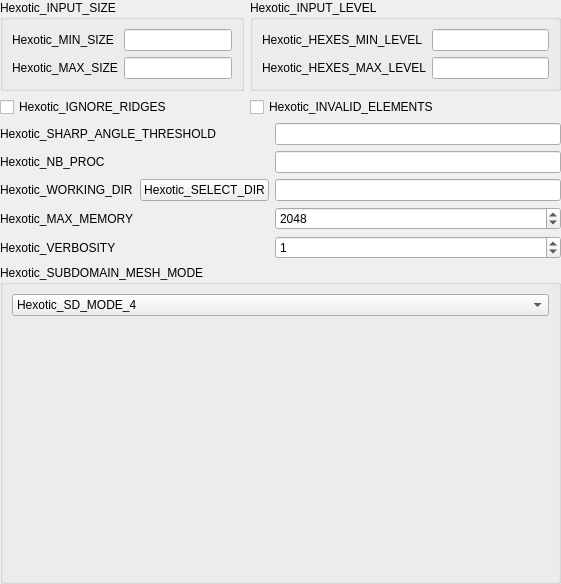
The window that src/GUI/HexoticPluginGUI_StdWidget_QTD.ui (SalomePlatform/hexoticplugin) describes before a commit, drawn with Qt 5.
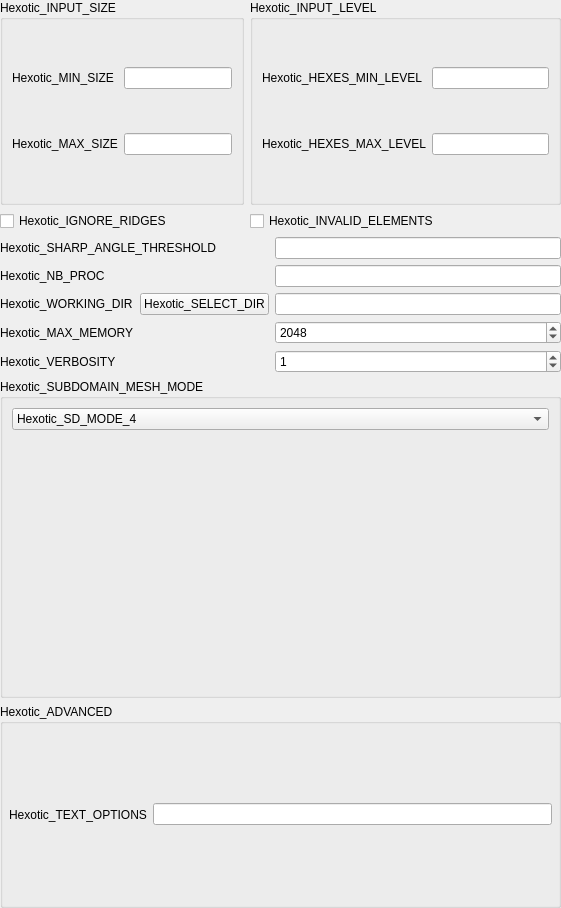
The same window after the commit. Custom widgets are drawn as their Qt base class.

Commit message: 0023103: [CEA 1487] To add parameters to the command line

Patch:
```diff
--- a/src/GUI/HexoticPluginGUI_StdWidget_QTD.ui
+++ b/src/GUI/HexoticPluginGUI_StdWidget_QTD.ui
@@ -7,7 +7,7 @@
     <x>0</x>
     <y>0</y>
     <width>561</width>
-    <height>581</height>
+    <height>908</height>
    </rect>
   </property>
   <layout class="QGridLayout" name="gridLayout">
@@ -200,6 +200,28 @@
      </layout>
     </widget>
    </item>
+   <item row="9" column="0" colspan="4">
+    <widget class="QGroupBox" name="groupBoxAdvanced">
+     <property name="title">
+      <string>Hexotic_ADVANCED</string>
+     </property>
+     <layout class="QHBoxLayout" name="horizontalLayout">
+      <property name="margin">
+       <number>6</number>
+      </property>
+      <item>
+       <widget class="QLabel" name="label_10">
+        <property name="text">
+         <string>Hexotic_TEXT_OPTIONS</string>
+        </property>
+       </widget>
+      </item>
+      <item>
+       <widget class="QLineEdit" name="myTextOptions"/>
+      </item>
+     </layout>
+    </widget>
+   </item>
    <item row="1" column="2" colspan="2">
     <widget class="QCheckBox" name="myHexoticInvalidElements">
      <property name="text">
```
The commit also changes 16 other files.
